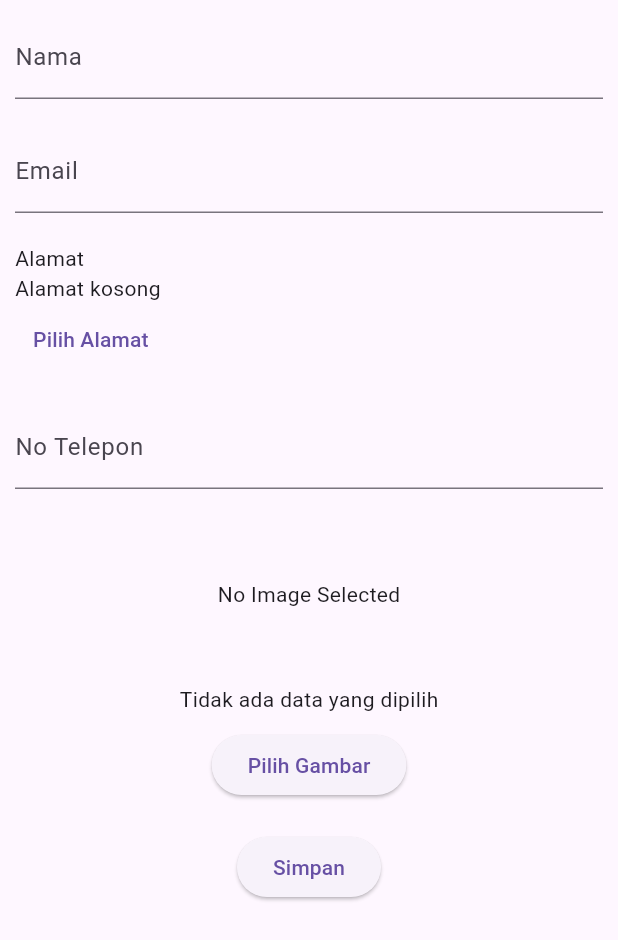
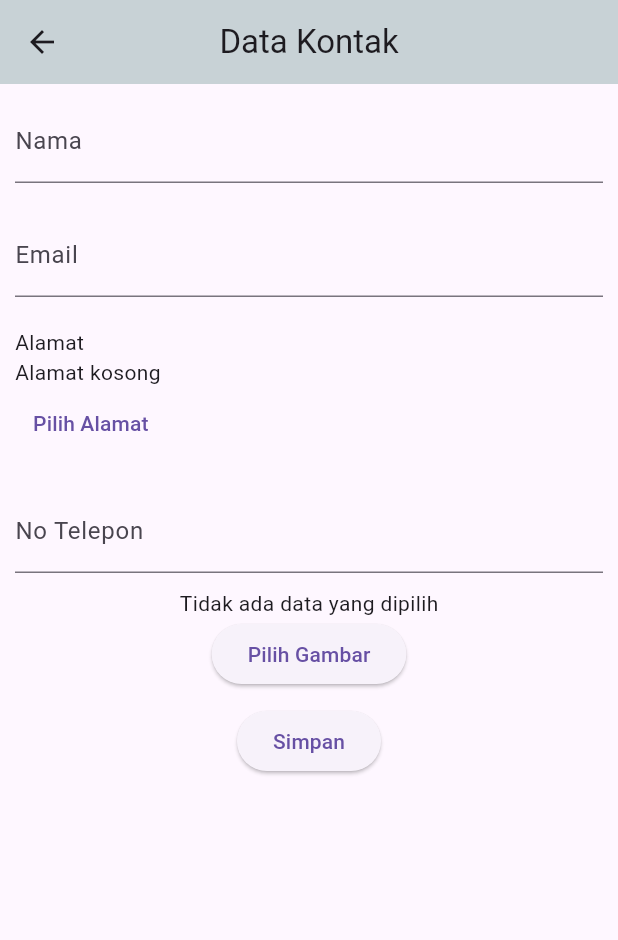
Before and after one commit to Oktaviko/data_kontakkk, a Flutter app: the FormKontak screen opened directly, after a tap on "Simpan", on a phone screen of 412 x 824 dp. Shown: the top 940 px of the screen. Run offline on Flutter 3.47's test engine with Material 3 defaults, Android fonts, the phone set to English and light mode, and no system bars; our stand-ins replace geocoding, geolocator, google_maps_flutter, image_picker; network calls fail.

Commit message:
done bang

```diff
--- a/lib/screen/hal_register.dart
+++ b/lib/screen/hal_register.dart
@@ -43,8 +43,15 @@ class _FormKontakState extends State<FormKontak> {
 
   @override
   Widget build(BuildContext context) {
-    return Form(
+    return Scaffold(
+      appBar: AppBar(
+        title: Text("Data Kontak"),
+        centerTitle: true,
+        backgroundColor: Color.fromARGB(255, 200, 210, 214),
+      ),
+      body: Form(
         key: _formkey,
+        child: SingleChildScrollView(
           child: Column(
             children: [
               Container(
@@ -56,9 +63,9 @@ class _FormKontakState extends State<FormKontak> {
                 ),
               ),
               Container(
-            margin: const EdgeInsets.all(10),
+                margin: EdgeInsets.all(10),
                 child: TextFormField(
-              decoration: const InputDecoration(
+                  decoration: InputDecoration(
                       labelText: "Email", hintText: "Masukkan Email"),
                   controller: _emailController,
                 ),
@@ -113,30 +120,21 @@ class _FormKontakState extends State<FormKontak> {
                 ),
               ),
               Container(
-            margin: const EdgeInsets.all(10),
+                margin: EdgeInsets.all(10),
                 child: TextFormField(
-              decoration: const InputDecoration(
+                  decoration: InputDecoration(
                       labelText: "No Telepon", hintText: "Masukkan No Telepon"),
                   controller: _noTeleponController,
-            ),
-          ),
-          const Padding(
-            padding: EdgeInsets.symmetric(vertical: 50),
-            child: SizedBox(
-              child: Text("No Image Selected"),
                 ),
               ),
               _image == null
                   ? const Text("Tidak ada data yang dipilih")
                   : Image.file(_image!),
-          Container(
-            margin: const EdgeInsets.all(10),
-            child: ElevatedButton(
+              ElevatedButton(
                 onPressed: () {
                   getImage();
                 },
                 child: const Text("Pilih Gambar"),
-            ),
               ),
               Container(
                 margin: const EdgeInsets.all(10),
@@ -145,15 +143,15 @@ class _FormKontakState extends State<FormKontak> {
                     if (_formkey.currentState!.validate()) {
                       _formkey.currentState!.save();
                       //Proses simpan data
-                 Kontak _person = Kontak(nama: _namaController.text,
+                      Kontak _person = Kontak(
+                        nama: _namaController.text,
                         email: _emailController.text,
-                 alamat: _alamatController.text,
+                        alamat: _alamat ?? '',
                         telepon: _noTeleponController.text,
-                 foto: _image!.path);
-
+                        foto: _image!.path,
+                      );
                       var result =
                           await _personController.addPerson(_person, _image);
-
                       ScaffoldMessenger.of(context).showSnackBar(
                         SnackBar(
                           content: Text(result['message']),
@@ -161,7 +159,8 @@ class _FormKontakState extends State<FormKontak> {
                       );
                       Navigator.pushAndRemoveUntil(
                         context,
-                    MaterialPageRoute(builder: (context) => const HomeView()),
+                        MaterialPageRoute(
+                            builder: (context) => const HomeView()),
                         (route) => false,
                       );
                     }
@@ -171,6 +170,8 @@ class _FormKontakState extends State<FormKontak> {
               ),
             ],
           ),
+        ),
+      ),
     );
   }
 }
```
Also changed, not shown: 1 other file. Lines whose indentation alone changed are shown as unchanged.
